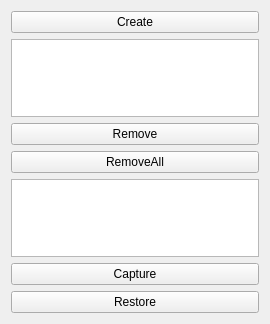
Old version of the form Modular1/QModularManagerWidget.ui in the repository djeemie2000/SynthPlayground.
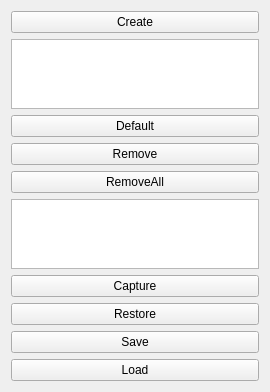
New version of the form.

Commit message: Modular: capture and restore modules and connection and parameters

The edit to the form file:
```diff
--- a/Modular1/QModularManagerWidget.ui
+++ b/Modular1/QModularManagerWidget.ui
@@ -7,7 +7,7 @@
     <x>0</x>
     <y>0</y>
     <width>270</width>
-    <height>324</height>
+    <height>357</height>
    </rect>
   </property>
   <property name="windowTitle">
@@ -24,6 +24,13 @@
    <item>
     <widget class="QListWidget" name="listWidget_ModuleTypes"/>
    </item>
+   <item>
+    <widget class="QPushButton" name="pushButton_Default">
+     <property name="text">
+      <string>Default</string>
+     </property>
+    </widget>
+   </item>
    <item>
     <widget class="QPushButton" name="pushButton_Remove">
      <property name="text">
@@ -55,6 +62,20 @@
      </property>
     </widget>
    </item>
+   <item>
+    <widget class="QPushButton" name="pushButton_Save">
+     <property name="text">
+      <string>Save</string>
+     </property>
+    </widget>
+   </item>
+   <item>
+    <widget class="QPushButton" name="pushButton_Load">
+     <property name="text">
+      <string>Load</string>
+     </property>
+    </widget>
+   </item>
   </layout>
  </widget>
  <resources/>
```
The commit also changes 10 other files.
